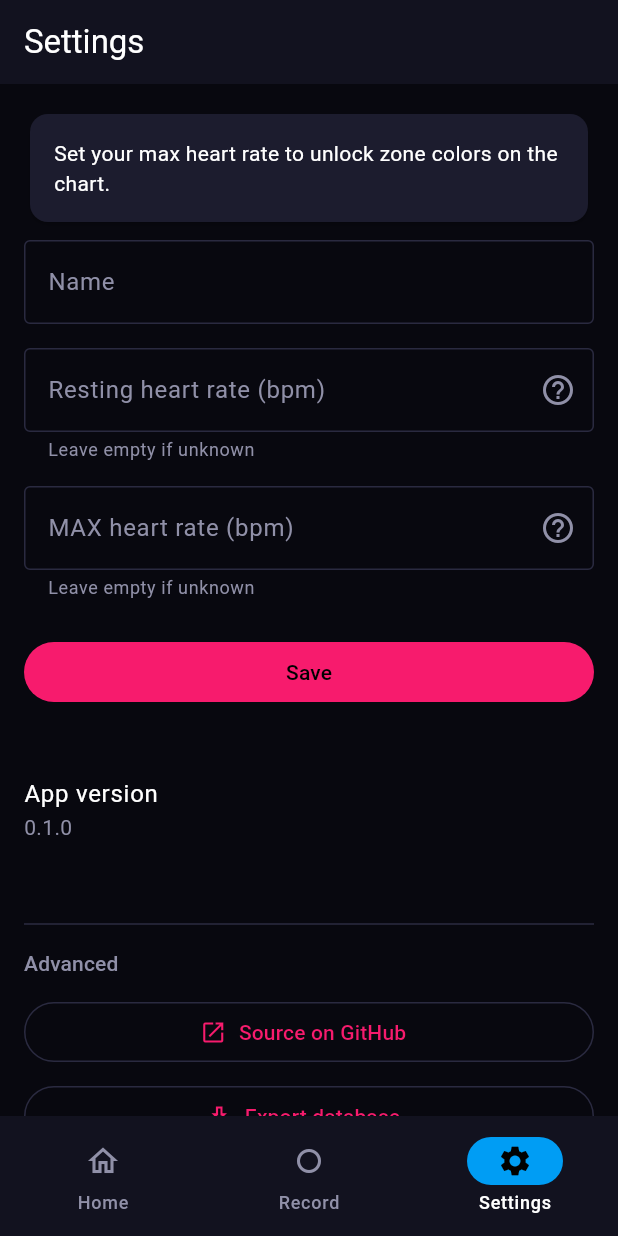
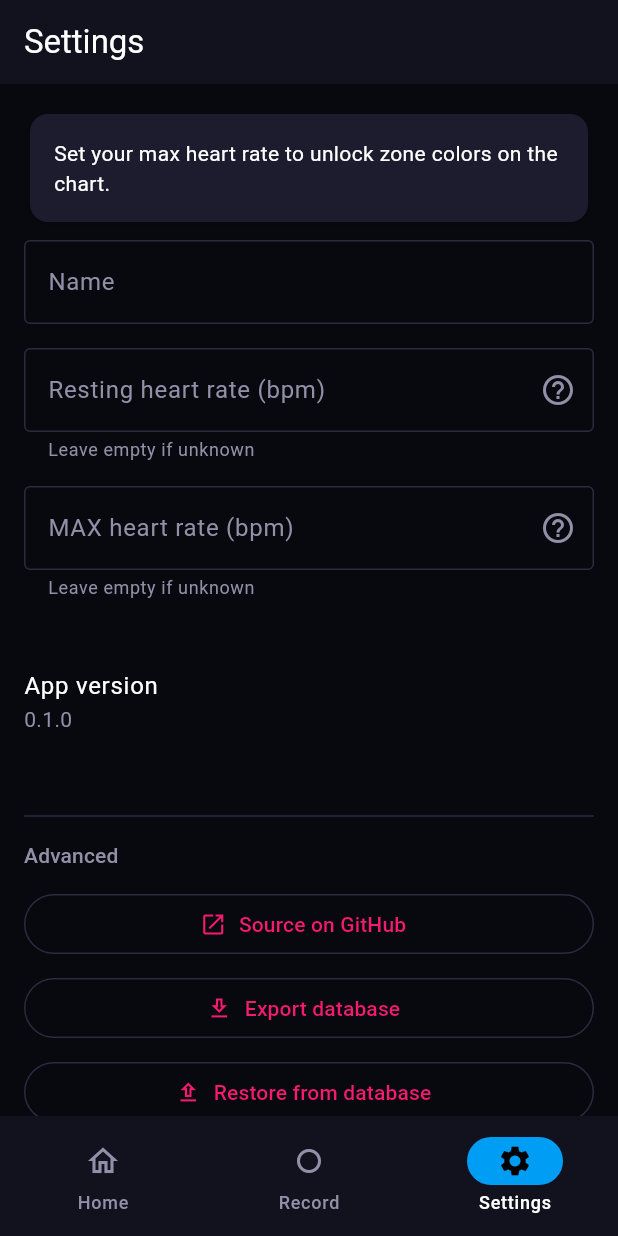
Before and after one commit to ubershmekel/cardiorounds, a Flutter app: the screen it shows after launch, item 3 of the bottom bar chosen, on a phone screen of 412 x 824 dp. Run offline on Flutter 3.47's test engine with Material 3 defaults, Android fonts, the phone set to English and light mode, and no system bars; our stand-ins replace device_info_plus, drift, drift_flutter, file_picker, flutter_blue_plus, flutter_riverpod and 3 more; accounts and stored records are empty; generated files the repository leaves out were written again; statements that could not run were skipped.

Commit message:
Implement athlete management screen and functionality: add athlete profile fields, deletion impact calculations, and routing; enhance settings for athlete management

```diff
--- /dev/null
+++ b/app/lib/features/athletes/athlete_profile_fields.dart
@@ -0,0 +1,190 @@
+import 'package:flutter/material.dart';
+import 'package:flutter/services.dart';
+import 'package:flutter_riverpod/flutter_riverpod.dart';
+
+import '../../core/db/database.dart';
+import '../../core/db/providers.dart';
+
+/// The name / resting HR / max HR editing cluster for one athlete, shared by the
+/// Settings profile and the athlete-management pager. Owns its controllers and
+/// persistence: each field auto-saves to the athlete row on blur (there is no
+/// Save button), and re-seeds when [athlete] switches to a different id.
+class AthleteProfileFields extends ConsumerStatefulWidget {
+  const AthleteProfileFields({super.key, required this.athlete});
+
+  final Athlete athlete;
+
+  @override
+  ConsumerState<AthleteProfileFields> createState() =>
+      _AthleteProfileFieldsState();
+}
+
+class _AthleteProfileFieldsState extends ConsumerState<AthleteProfileFields> {
+  late final TextEditingController _nameController;
+  late final TextEditingController _maxHrController;
+  late final TextEditingController _restingHrController;
+  final _nameFocus = FocusNode();
+  final _maxHrFocus = FocusNode();
+  final _restingHrFocus = FocusNode();
+  // Cached so dispose can persist without touching ref (Riverpod forbids ref
+  // access after disposal). Refreshed each build so a post-restore db swap is
+  // picked up.
+  late AppDatabase _db;
+
+  @override
+  void initState() {
+    super.initState();
+    _db = ref.read(databaseProvider);
+    _nameController = TextEditingController(text: widget.athlete.name);
+    _maxHrController = TextEditingController(
+      text: widget.athlete.maxHeartrate?.toString() ?? '',
+    );
+    _restingHrController = TextEditingController(
+      text: widget.athlete.restingHeartrate?.toString() ?? '',
+    );
+    // Save to the row when the user taps away from any field (hasFocus → false).
+    for (final focus in [_nameFocus, _maxHrFocus, _restingHrFocus]) {
+      focus.addListener(() {
+        if (!focus.hasFocus) _persist(widget.athlete.id);
+      });
+    }
+  }
+
+  @override
+  void didUpdateWidget(AthleteProfileFields oldWidget) {
+    super.didUpdateWidget(oldWidget);
+    // The pager reuses this state across athletes. When it switches to another
+    // athlete, flush any in-flight edits to the one we're leaving before
+    // re-seeding the fields — that's how edits persist "on navigation".
+    if (oldWidget.athlete.id != widget.athlete.id) {
+      _persist(oldWidget.athlete.id);
+      _nameController.text = widget.athlete.name;
+      _maxHrController.text = widget.athlete.maxHeartrate?.toString() ?? '';
+      _restingHrController.text =
+          widget.athlete.restingHeartrate?.toString() ?? '';
+    }
+  }
+
+  @override
+  void dispose() {
+    // Leaving the screen with a field still focused would otherwise drop the
+    // last edit, since blur never fires.
+    _persist(widget.athlete.id);
+    _nameController.dispose();
+    _maxHrController.dispose();
+    _restingHrController.dispose();
+    _nameFocus.dispose();
+    _maxHrFocus.dispose();
+    _restingHrFocus.dispose();
+    super.dispose();
+  }
+
+  void _persist(int athleteId) {
+    final maxText = _maxHrController.text.trim();
+    final restingText = _restingHrController.text.trim();
+    // A swapped max<=resting pair would lock zones while looking saved. Leave the
+    // HR columns untouched (keeping the last valid values) until the pair is
+    // fixed, but still save the name. The warning row prompts the correction.
+    final swapped = _isHRSwapped;
+    _db.updateAthlete(
+          id: athleteId,
+          name: _nameController.text.trim(),
+          maxHeartrate: swapped
+              ? null
+              : (maxText.isEmpty ? null : int.tryParse(maxText)),
+          clearMax: swapped ? false : maxText.isEmpty,
+          restingHeartrate: swapped
+              ? null
+              : (restingText.isEmpty ? null : int.tryParse(restingText)),
+          clearResting: swapped ? false : restingText.isEmpty,
+        );
+  }
+
+  bool get _isHRSwapped {
+    final max = int.tryParse(_maxHrController.text.trim());
+    final resting = int.tryParse(_restingHrController.text.trim());
+    return max != null && resting != null && max <= resting;
+  }
+
+  @override
+  Widget build(BuildContext context) {
+    // Keep the cached db current for dispose's final save.
+    _db = ref.read(databaseProvider);
+    final theme = Theme.of(context);
+    return Column(
+      mainAxisSize: MainAxisSize.min,
+      crossAxisAlignment: CrossAxisAlignment.stretch,
+      children: [
+        TextField(
+          controller: _nameController,
+          focusNode: _nameFocus,
+          onTapOutside: (_) => _nameFocus.unfocus(),
+          textCapitalization: TextCapitalization.words,
+          decoration: const InputDecoration(
+            labelText: 'Name',
+            hintText: 'Name (optional)',
+            border: OutlineInputBorder(),
+          ),
+        ),
+        const SizedBox(height: 16),
+        TextField(
+          controller: _restingHrController,
+          focusNode: _restingHrFocus,
+          onTapOutside: (_) => _restingHrFocus.unfocus(),
+          keyboardType: TextInputType.number,
+          inputFormatters: [FilteringTextInputFormatter.digitsOnly],
+          onChanged: (_) => setState(() {}),
+          decoration: const InputDecoration(
+            labelText: 'Resting heart rate (bpm)',
+            helperText: 'Leave empty if unknown',
+            border: OutlineInputBorder(),
+            suffixIcon: Tooltip(
+              message: 'Measure first thing in the morning, lying still.',
+              child: Icon(Icons.help_outline),
+            ),
+          ),
+        ),
+        const SizedBox(height: 16),
+        TextField(
+          controller: _maxHrController,
+          focusNode: _maxHrFocus,
+          onTapOutside: (_) => _maxHrFocus.unfocus(),
+          keyboardType: TextInputType.number,
+          inputFormatters: [FilteringTextInputFormatter.digitsOnly],
+          onChanged: (_) => setState(() {}),
+          decoration: const InputDecoration(
+            labelText: 'MAX heart rate (bpm)',
+            helperText: 'Leave empty if unknown',
+            border: OutlineInputBorder(),
+            suffixIcon: Tooltip(
+              message:
+                  'Used for zone thresholds. Estimate: 220 minus your age; or measure with an increasingly hard interval session for accuracy.',
+              child: Icon(Icons.help_outline),
+            ),
+          ),
+        ),
+        if (_isHRSwapped) ...[
+          const SizedBox(height: 12),
+          Row(
+            children: [
+              Icon(
+                Icons.warning_amber_rounded,
+                size: 18,
+                color: theme.colorScheme.error,
+              ),
+              const SizedBox(width: 8),
+              Expanded(
+                child: Text(
+                  'Max HR must be greater than resting HR - are they swapped?',
+                  style: theme.textTheme.bodySmall?.copyWith(
+                    color: theme.colorScheme.error,
+                  ),
+                ),
+              ),
+            ],
+          ),
+        ],
+      ],
+    );
+  }
+}
--- a/app/lib/features/settings/settings_screen.dart
+++ b/app/lib/features/settings/settings_screen.dart
@@ -3,8 +3,8 @@ import 'dart:io';
 import 'package:file_picker/file_picker.dart';
 import 'package:flutter/foundation.dart';
 import 'package:flutter/material.dart';
-import 'package:flutter/services.dart';
 import 'package:flutter_riverpod/flutter_riverpod.dart';
+import 'package:go_router/go_router.dart';
 import 'package:url_launcher/url_launcher.dart';
 
 import '../../core/build_info.dart';
@@ -12,6 +12,7 @@ import '../../core/db/database.dart';
 import '../../core/db/providers.dart';
 import '../../core/settings/app_settings.dart';
 import '../../core/support_logs.dart';
+import '../athletes/athlete_profile_fields.dart';
 
 final Uri _sourceCodeUrl = Uri.parse(
   'https://github.com/ubershmekel/cardiorounds',
@@ -34,70 +35,14 @@ class SettingsScreen extends ConsumerWidget {
   }
 }
 
-class _SettingsForm extends ConsumerStatefulWidget {
+class _SettingsForm extends ConsumerWidget {
   const _SettingsForm({required this.athlete});
 
   final Athlete athlete;
 
   @override
-  ConsumerState<_SettingsForm> createState() => _SettingsFormState();
-}
-
-class _SettingsFormState extends ConsumerState<_SettingsForm> {
-  late final TextEditingController _nameController;
-  late final TextEditingController _maxHrController;
-  late final TextEditingController _restingHrController;
-  bool _saving = false;
-
-  @override
-  void initState() {
-    super.initState();
-    _nameController = TextEditingController(text: widget.athlete.name);
-    _maxHrController = TextEditingController(
-      text: widget.athlete.maxHeartrate?.toString() ?? '',
-    );
-    _restingHrController = TextEditingController(
-      text: widget.athlete.restingHeartrate?.toString() ?? '',
-    );
-  }
-
-  @override
-  void dispose() {
-    _nameController.dispose();
-    _maxHrController.dispose();
-    _restingHrController.dispose();
-    super.dispose();
-  }
-
-  Future<void> _save() async {
-    setState(() => _saving = true);
-    final db = ref.read(databaseProvider);
-    final maxText = _maxHrController.text.trim();
-    final restingText = _restingHrController.text.trim();
-    await db.updateAthlete(
-      id: widget.athlete.id,
-      name: _nameController.text.trim(),
-      maxHeartrate: maxText.isEmpty ? null : int.tryParse(maxText),
-      clearMax: maxText.isEmpty,
-      restingHeartrate: restingText.isEmpty ? null : int.tryParse(restingText),
-      clearResting: restingText.isEmpty,
-    );
-    if (!mounted) return;
-    setState(() => _saving = false);
-    ScaffoldMessenger.of(
-      context,
-    ).showSnackBar(const SnackBar(content: Text('Saved')));
-  }
-
-  bool get _isHRSwapped {
-    final max = int.tryParse(_maxHrController.text.trim());
-    final resting = int.tryParse(_restingHrController.text.trim());
-    return max != null && resting != null && max <= resting;
-  }
-
-  @override
-  Widget build(BuildContext context) {
-    final maxHrUnset = widget.athlete.maxHeartrate == null;
+  Widget build(BuildContext context, WidgetRef ref) {
+    final maxHrUnset = athlete.maxHeartrate == null;
     return ListView(
       padding: const EdgeInsets.all(16),
       children: [
@@ -112,79 +57,9 @@ class _SettingsFormState extends ConsumerState<_SettingsForm> {
             ),
           ),
         const SizedBox(height: 8),
-        TextField(
-          controller: _nameController,
-          decoration: const InputDecoration(
-            labelText: 'Name',
-            hintText: 'Your name (optional)',
-            border: OutlineInputBorder(),
-          ),
-        ),
-        const SizedBox(height: 16),
-        TextField(
-          controller: _restingHrController,
-          keyboardType: TextInputType.number,
-          inputFormatters: [FilteringTextInputFormatter.digitsOnly],
-          onChanged: (_) => setState(() {}),
-          decoration: const InputDecoration(
-            labelText: 'Resting heart rate (bpm)',
-            helperText: 'Leave empty if unknown',
-            border: OutlineInputBorder(),
-            suffixIcon: Tooltip(
-              message: 'Measure first thing in the morning, lying still.',
-              child: Icon(Icons.help_outline),
-            ),
-          ),
-        ),
-        const SizedBox(height: 16),
-        TextField(
-          controller: _maxHrController,
-          keyboardType: TextInputType.number,
-          inputFormatters: [FilteringTextInputFormatter.digitsOnly],
-          onChanged: (_) => setState(() {}),
-          decoration: const InputDecoration(
-            labelText: 'MAX heart rate (bpm)',
-            helperText: 'Leave empty if unknown',
-            border: OutlineInputBorder(),
-            suffixIcon: Tooltip(
-              message:
-                  'Used for zone thresholds. Estimate: 220 minus your age; or measure with an increasingly hard interval session for accuracy.',
-              child: Icon(Icons.help_outline),
-            ),
-          ),
-        ),
-        if (_isHRSwapped) ...[
-          const SizedBox(height: 12),
-          Row(
-            children: [
-              Icon(
-                Icons.warning_amber_rounded,
-                size: 18,
-                color: Theme.of(context).colorScheme.error,
-              ),
-              const SizedBox(width: 8),
-              Expanded(
-                child: Text(
-                  'Max HR must be greater than resting HR - are they swapped?',
-                  style: Theme.of(context).textTheme.bodySmall?.copyWith(
-                    color: Theme.of(context).colorScheme.error,
-                  ),
-                ),
-              ),
-            ],
-          ),
-        ],
-        const SizedBox(height: 24),
-        FilledButton(
-          onPressed: _saving || _isHRSwapped ? null : _save,
-          child: _saving
-              ? const SizedBox(
-                  height: 16,
-                  width: 16,
-                  child: CircularProgressIndicator(strokeWidth: 2),
-                )
-              : const Text('Save'),
-        ),
+        // Auto-saves on blur; there is no Save button. Shared with the athlete
+        // pager (Advanced → Manage athletes).
+        AthleteProfileFields(athlete: athlete),
         const SizedBox(height: 32),
         ListTile(
           contentPadding: EdgeInsets.zero,
@@ -221,7 +96,13 @@ class _SettingsFormState extends ConsumerState<_SettingsForm> {
           OutlinedButton.icon(
             icon: const Icon(Icons.upload_outlined),
             label: const Text('Restore from database'),
-            onPressed: () => _restoreDatabase(context),
+            onPressed: () => _restoreDatabase(context, ref),
+          ),
+          const SizedBox(height: 8),
+          OutlinedButton.icon(
+            icon: const Icon(Icons.people_alt_outlined),
+            label: const Text('Manage athletes'),
+            onPressed: () => context.push('/settings/athletes'),
           ),
           const SizedBox(height: 8),
           OutlinedButton.icon(
@@ -258,7 +139,7 @@ class _SettingsFormState extends ConsumerState<_SettingsForm> {
     );
   }
 
-  Future<void> _restoreDatabase(BuildContext context) async {
+  Future<void> _restoreDatabase(BuildContext context, WidgetRef ref) async {
     if (kIsWeb) {
       ScaffoldMessenger.of(context).showSnackBar(
         const SnackBar(content: Text('Restore not available on web')),
```
Also changed, not shown: app/lib/app/router.dart (+7 -0 lines), app/lib/core/db/database.dart (+30 -0 lines), app/lib/core/db/providers.dart (+16 -0 lines), app/lib/features/athletes/athletes_screen.dart (added, +208 -0 lines), 1 other file.
